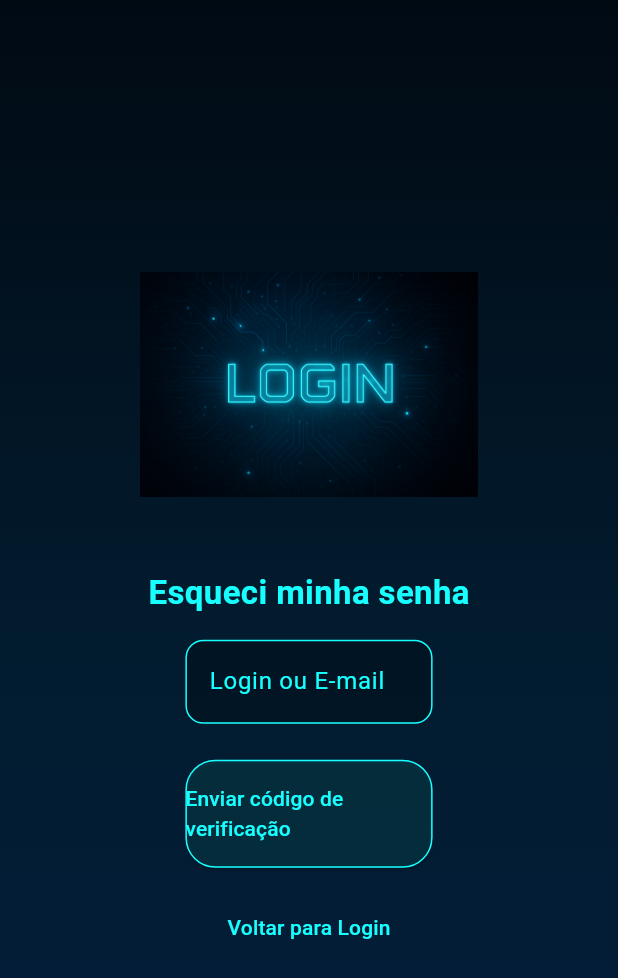
After one commit to Lukealveshow/front-app, a Flutter app: the ForgotPasswordScreen screen opened directly, on a phone screen of 412 x 824 dp. The commit adds this screen. Shown: the top 978 px of the screen. Run offline on Flutter 3.47's test engine with Material 3 defaults, Android fonts, the light colour scheme and no system bars; our stand-ins replace shared_preferences, socket_io_client; accounts and stored records are empty.

Commit message:
Redefinição Senha

```diff
--- /dev/null
+++ b/lib/forgot_password.dart
@@ -0,0 +1,123 @@
+import 'package:flutter/material.dart';
+import 'reset_password_screen.dart';
+import 'api_service.dart';
+
+class ForgotPasswordScreen extends StatefulWidget {
+  const ForgotPasswordScreen({super.key});
+
+  @override
+  State<ForgotPasswordScreen> createState() => _ForgotPasswordScreenState();
+}
+
+class _ForgotPasswordScreenState extends State<ForgotPasswordScreen> {
+  final TextEditingController _loginController = TextEditingController();
+
+  void _sendCode() async {
+    final result = await ApiService.forgotPassword(_loginController.text);
+
+    ScaffoldMessenger.of(context).showSnackBar(
+      const SnackBar(content: Text("Código enviado! Verifique seu e-mail.")),
+    );
+    Navigator.push(
+      context,
+      MaterialPageRoute(
+        builder: (context) => ResetPasswordScreen(
+          login: _loginController.text,
+        ),
+      ),
+    );
+  }
+
+  @override
+  Widget build(BuildContext context) {
+    return Scaffold(
+      body: Container(
+        decoration: const BoxDecoration(
+          gradient: LinearGradient(
+            begin: Alignment.topCenter,
+            end: Alignment.bottomCenter,
+            colors: [
+              Color(0xFF010A13),
+              Color(0xFF021B2E),
+              Color(0xFF041F3F),
+            ],
+          ),
+        ),
+        child: Center(
+          child: SingleChildScrollView(
+            child: Padding(
+              padding: const EdgeInsets.all(24.0),
+              child: Column(
+                mainAxisAlignment: MainAxisAlignment.center,
+                children: [
+                  Image.asset(
+                    'assets/login.png',
+                    height: 150,
+                    fit: BoxFit.contain,
+                  ),
+                  const SizedBox(height: 48),
+                  const Text(
+                    "Esqueci minha senha",
+                    style: TextStyle(
+                      color: Colors.cyanAccent,
+                      fontSize: 22,
+                      fontWeight: FontWeight.bold,
+                    ),
+                  ),
+                  const SizedBox(height: 16),
+                  SizedBox(
+                    width: MediaQuery.of(context).size.width * 0.40,
+                    child: TextField(
+                      controller: _loginController,
+                      style: const TextStyle(color: Colors.white),
+                      decoration: InputDecoration(
+                        labelText: 'Login ou E-mail',
+                        labelStyle: const TextStyle(color: Colors.cyanAccent),
+                        enabledBorder: OutlineInputBorder(
+                          borderSide: const BorderSide(color: Colors.cyanAccent),
+                          borderRadius: BorderRadius.circular(12),
+                        ),
+                        focusedBorder: OutlineInputBorder(
+                          borderSide:
+                              const BorderSide(color: Colors.cyanAccent, width: 2),
+                          borderRadius: BorderRadius.circular(12),
+                        ),
+                        filled: true,
+                        fillColor: Colors.black.withOpacity(0.25),
+                      ),
+                    ),
+                  ),
+                  const SizedBox(height: 24),
+                  SizedBox(
+                    width: MediaQuery.of(context).size.width * 0.40,
+                    child: ElevatedButton(
+                      style: ElevatedButton.styleFrom(
+                        backgroundColor: Colors.cyanAccent.withOpacity(0.1),
+                        foregroundColor: Colors.cyanAccent,
+                        side: const BorderSide(color: Colors.cyanAccent),
+                        shape: RoundedRectangleBorder(
+                          borderRadius: BorderRadius.circular(20),
+                        ),
+                        padding: const EdgeInsets.symmetric(vertical: 16),
+                      ),
+                      onPressed: _sendCode,
+                      child: const Text("Enviar código de verificação"),
+                    ),
+                  ),
+                  const SizedBox(height: 16),
+                  TextButton(
+                    onPressed: () => Navigator.pop(context),
+                    child: const Text(
+                      "Voltar para Login",
+                      style: TextStyle(color: Colors.cyanAccent),
+                    ),
+                  ),
+                ],
+              ),
+            ),
+          ),
+        ),
+      ),
+    );
+  }
+}
--- a/lib/main.dart
+++ b/lib/main.dart
@@ -156,7 +156,26 @@ class _LoginScreenState extends State<LoginScreen> {
                       ),
                     ),
                   ),
-                  const SizedBox(height: 16),
+                  const SizedBox(height: 12),
+                  SizedBox(
+                    width: MediaQuery.of(context).size.width*0.40,
+                    child: Align(
+                      alignment: Alignment.centerRight,
+                      child: TextButton(onPressed: () {
+                        Navigator.push(context, MaterialPageRoute(builder: (context)=> ResetPasswordScreen()),
+                        );
+                      },
+                      child: const Text("Redefinir Senha",
+                      style: TextStyle(
+                        color: Colors.cyanAccent,
+                        fontSize: 14,
+                        decoration: TextDecoration.underline,
+                      ),
+                      ),
+                      ),
+                    ),
+                  ),
+                  const SizedBox(height: 24),
                   SizedBox(
                     width: MediaQuery.of(context).size.width * 0.40,
                     child: ElevatedButton(
```
